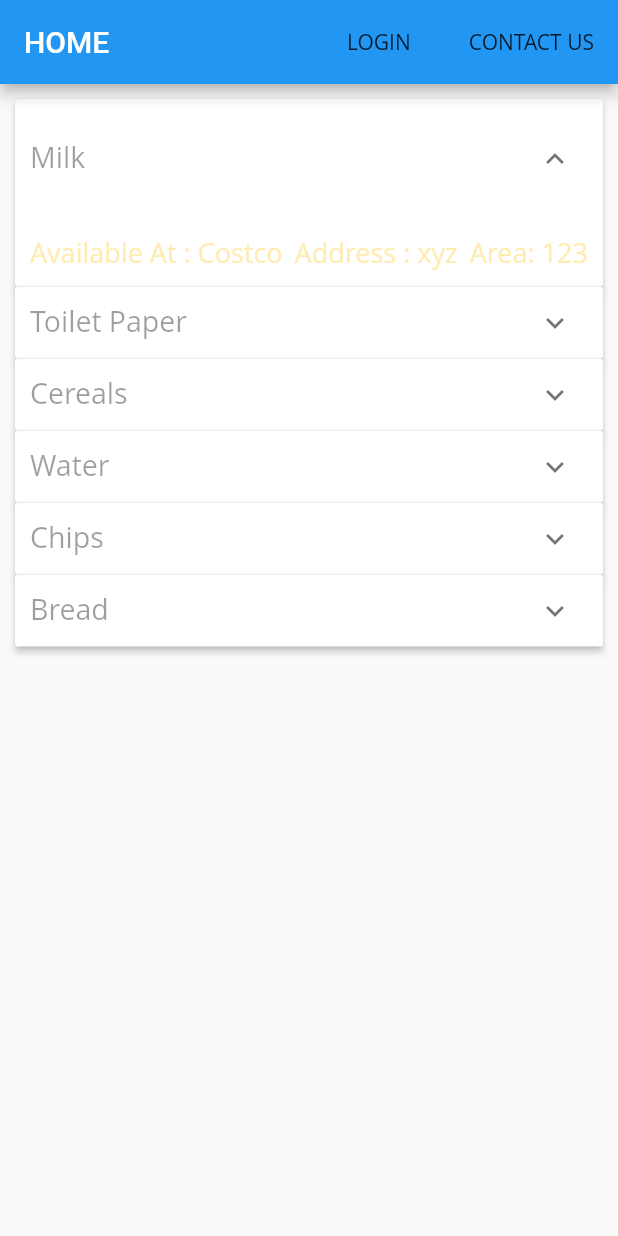
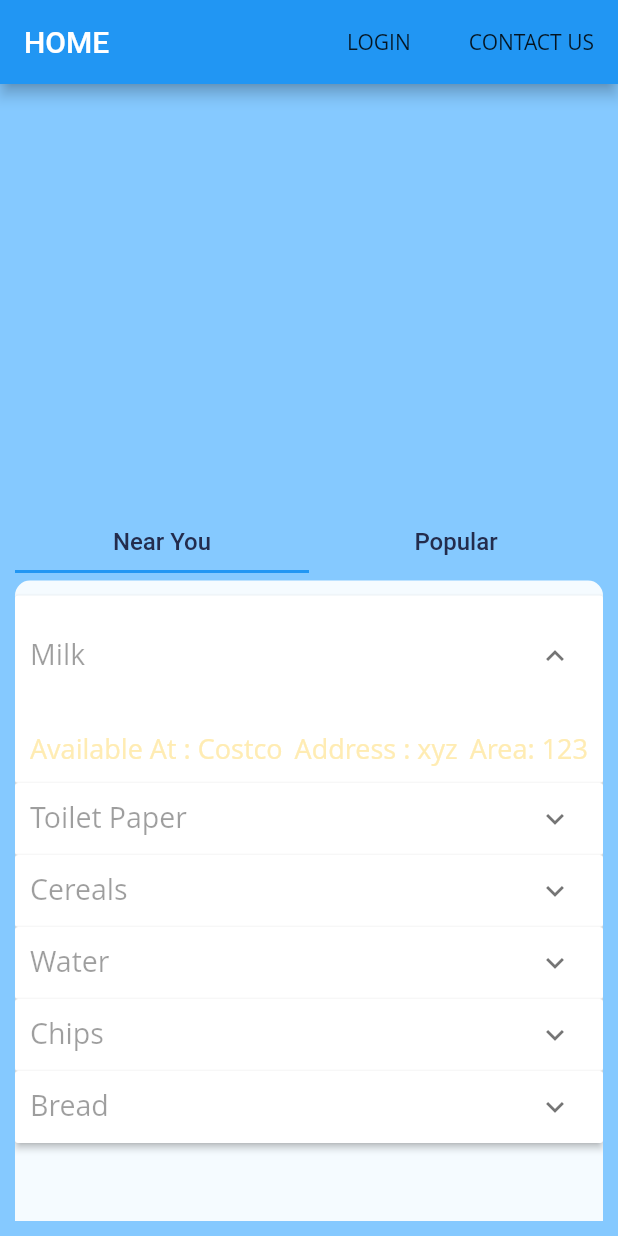
Before and after one commit to Piranova/InStockOutOfStock-ISOS, a Flutter app: the screen it shows after launch, after a tap on the "expand more" icon, on a phone screen of 412 x 824 dp. Run offline on Flutter 3.47's test engine with Material 2 defaults, Android fonts, the light colour scheme and no system bars; missing offline and left inert: underline_indicator; Roboto replaces fonts that are missing (Montserrat, Open Sans).

Commit message:
Created Tabbed structure for issue #8

```diff
--- /dev/null
+++ b/Frontend/lib/custom-widgets/near-you-tab.dart
@@ -0,0 +1,13 @@
+import 'package:flutter/material.dart';
+import 'package:letsfightcovid19/custom-widgets/tab-list-view.dart';
+
+class NearYouTab extends StatelessWidget{
+  @override
+  Widget build(BuildContext context) {
+    return Container(
+      margin: EdgeInsets.only(top: 10.0),
+      child: TabListView()
+    );
+  }
+
+}
--- /dev/null
+++ b/Frontend/lib/custom-widgets/popular-tab.dart
@@ -0,0 +1,13 @@
+import 'package:flutter/material.dart';
+import 'tab-list-view.dart';
+
+class PopularTab extends StatelessWidget{
+  @override
+  Widget build(BuildContext context) {
+    return Container(
+      margin: EdgeInsets.only(top: 10.0),
+      child: TabListView()
+    );
+  }
+
+}
--- /dev/null
+++ b/Frontend/lib/custom-widgets/tab-list-view.dart
@@ -0,0 +1,93 @@
+import 'package:flutter/material.dart';
+import '../models/item-model.dart';
+
+class TabListView extends StatefulWidget{
+  @override
+  State<StatefulWidget> createState() => TabListViewState();
+
+}
+
+class TabListViewState extends State<TabListView>{
+  @override
+  Widget build(BuildContext context) {
+    return buildList();
+  }
+
+  ListView buildList(){
+    return ListView.builder(
+        itemCount: prepareData.length,
+        itemBuilder: (BuildContext context, int index) {
+          return ExpansionPanelList(
+            animationDuration: Duration(seconds: 1),
+            children: [
+              ExpansionPanel(
+                body: Container(
+                    padding: EdgeInsets.all(10),
+                    child: Row(
+                      mainAxisAlignment: MainAxisAlignment.spaceBetween,
+                      children: <Widget>[
+                        Text(
+                          'Available At : ${prepareData[index].availableAt.storeName}',
+                          style: TextStyle(
+                              color: Colors.amber[100], fontSize: 18),
+                        ),
+                        Text(
+                          'Address : ${prepareData[index].availableAt.streetName}',
+                          style: TextStyle(
+                              color: Colors.amber[100], fontSize: 18),
+                        ),
+                        Text(
+                          'Area: ${prepareData[index].availableAt.zipCode}',
+                          style: TextStyle(
+                              color: Colors.amber[100], fontSize: 18),
+                        )
+                      ],
+                    )),
+                headerBuilder: (BuildContext context, bool isExpanded) {
+                  return Container(
+                    padding: EdgeInsets.all(10),
+                    child: Text(prepareData[index].header,
+                        style:
+                        TextStyle(color: Colors.black38, fontSize: 19)),
+                  );
+                },
+                isExpanded: prepareData[index].isExpanded,
+              )
+            ],
+            expansionCallback: (int item, bool status) {
+              setState(() {
+                prepareData[index].isExpanded =
+                !prepareData[index].isExpanded;
+              });
+            },
+          );
+        });
+  }
+
+  List<ItemModel> prepareData = <ItemModel>[
+    ItemModel(
+        header: 'Milk',
+        availableAt:
+        AvailableAt(storeName: 'Costco', streetName: 'xyz', zipCode: '123')),
+    ItemModel(
+        header: 'Toilet Paper',
+        availableAt:
+        AvailableAt(storeName: 'Costco', streetName: 'xyz', zipCode: '123')),
+    ItemModel(
+        header: 'Cereals',
+        availableAt:
+        AvailableAt(storeName: 'Costco', streetName: 'xyz', zipCode: '123')),
+    ItemModel(
+        header: 'Water',
+        availableAt:
+        AvailableAt(storeName: 'Costco', streetName: 'xyz', zipCode: '123')),
+    ItemModel(
+        header: 'Chips',
+        availableAt:
+        AvailableAt(storeName: 'Costco', streetName: 'xyz', zipCode: '123')),
+    ItemModel(
+        header: 'Bread',
+        availableAt:
+        AvailableAt(storeName: 'Costco', streetName: 'xyz', zipCode: '123')),
+  ];
+}
--- /dev/null
+++ b/Frontend/lib/custom-widgets/tab-widget.dart
@@ -0,0 +1,88 @@
+import 'package:flutter/material.dart';
+import 'package:letsfightcovid19/custom-widgets/near-you-tab.dart';
+import 'package:letsfightcovid19/custom-widgets/popular-tab.dart';
+import 'package:underline_indicator/underline_indicator.dart';
+
+
+List<String> tabTitles = ['Near You', 'Popular'];
+
+class TabWidget extends StatefulWidget{
+  @override
+  TabWidgetState createState() => TabWidgetState();
+}
+
+class TabWidgetState extends State<TabWidget> with SingleTickerProviderStateMixin{
+  TabController _controller;
+
+  @override
+  void initState() {
+    super.initState();
+    _controller = TabController(length: 2, vsync: this);
+  }
+
+  @override
+  void dispose() {
+    _controller.dispose();
+    super.dispose();
+  }
+
+  TabBar _getTabBar() {
+    return TabBar(
+      tabs: tabTitles.map((String title){
+        return Container(
+          height: 20.0,
+          child: Text(title),
+          alignment: Alignment.center,
+          margin: EdgeInsets.all(9.0),
+        );
+      }).toList(),
+      controller: _controller,
+      indicator:  UnderlineIndicator(
+          strokeCap: StrokeCap.round,// Set your line endings.
+          borderSide: BorderSide(
+            color: Color(0xFF232C4D),
+            width: 3.2,
+          ),
+          insets: EdgeInsets.only(left: 25.0, right: 25.0, bottom: 5.0)),
+    );
+  }
+
+  Widget _getTabBarView(tabs) {
+    return
+      Expanded(
+            child: Container(
+                margin: EdgeInsets.only(top: 5.0),
+
+                decoration: new BoxDecoration(
+                  color: const Color(0xFFF5FBFF),
+                  borderRadius: new BorderRadius.only(
+                      topLeft:  const  Radius.circular(10.0),
+                      topRight: const  Radius.circular(10.0)
+                  )
+                ),
+                child: TabBarView(
+                children: tabs,
+                controller: _controller,
+                )
+              ),
+            );
+  }
+
+  @override
+  Widget build(BuildContext context) {
+    return Column(
+        children: <Widget>[
+          Container(
+            height: 276
+          ),
+          _getTabBar(),
+          _getTabBarView(
+          [
+            NearYouTab(),
+            PopularTab()
+          ]
+          )
+        ]
+    );
+  }
+}
--- a/Frontend/lib/login-view.dart
+++ b/Frontend/lib/login-view.dart
@@ -1,7 +1,7 @@
 import 'package:flutter/cupertino.dart';
 import 'package:flutter/material.dart';
 import 'router.dart' as router;
-import 'constants.dart' as Constants;
+import 'package:letsfightcovid19/util/constants.dart' as Constants;
 
 class LoginView extends StatefulWidget {
   LoginView({Key key}) : super(key: key);
--- a/Frontend/lib/main.dart
+++ b/Frontend/lib/main.dart
@@ -11,11 +11,20 @@ class LetsFightCorona extends StatelessWidget {
     return  MaterialApp(
       title: 'LetsFightCovid19',
       theme: ThemeData(
-        primarySwatch: Colors.blue,
         textTheme:
-        Theme.of(context).textTheme.apply(fontFamily: 'Open Sans')),
-        onGenerateRoute: router.generateRoute,
+        Theme.of(context).textTheme.apply(fontFamily: 'Open Sans'),
+//        primaryColor: const Color(0xFF232C4D),
+        scaffoldBackgroundColor: const Color(0xFF85C9FF),
+        fontFamily: 'Montserrat',
+        tabBarTheme: TabBarTheme(
+          labelColor: const Color(0xFF232C4D),
+          unselectedLabelColor: const Color(0xFF232C4D),
+          labelStyle: TextStyle(fontSize: 16.0, fontFamily: 'Montserrat', fontFamilyFallback: ['Georgia']),
+          unselectedLabelStyle: TextStyle(fontSize: 16.0, fontFamily: 'Montserrat', fontFamilyFallback: ['Georgia'])
+        ),
+      ),
+      onGenerateRoute: router.generateRoute,
         initialRoute: '/',
-      );
+    );
   }
 }
--- /dev/null
+++ b/Frontend/lib/models/item-model.dart
@@ -0,0 +1,17 @@
+class ItemModel {
+  bool isExpanded;
+  String header;
+  DateTime dateTime;
+  AvailableAt availableAt;
+
+  ItemModel({this.isExpanded:false, this.header, this.availableAt});
+
+}
+
+class AvailableAt {
+  String storeName;
+  String streetName;
+  String zipCode;
+
+  AvailableAt({this.storeName, this.streetName, this.zipCode});
+}
--- /dev/null
+++ b/Frontend/lib/pages/home-view.dart
@@ -0,0 +1,44 @@
+import 'package:flutter/cupertino.dart';
+import 'package:flutter/material.dart';
+import '../router.dart' as router;
+import 'package:letsfightcovid19/util/constants.dart' as Constants;
+import 'package:letsfightcovid19/custom-widgets/tab-widget.dart';
+
+class HomeView extends StatefulWidget {
+  final String isUserLoggedIn;
+  HomeView({Key key, this.isUserLoggedIn}) : super(key: key);
+  _HomeViewState createState() => new _HomeViewState();
+}
+
+class _HomeViewState extends State<HomeView> {
+  @override
+  Widget build(BuildContext context) {
+    var loginStatus;
+    (widget.isUserLoggedIn == null)
+        ? loginStatus = Constants.LOGIN
+        : loginStatus = Constants.LOGOUT;
+    return Scaffold(
+      appBar: AppBar(
+        title: Text(Constants.HOME),
+        actions: <Widget>[
+          FlatButton(
+            child: Text(loginStatus),
+            onPressed: () {
+              Navigator.pushReplacementNamed(this.context, router.LOGIN);
+            },
+          ),
+          FlatButton(
+            child: Text(Constants.CONTACT_US),
+            onPressed: () {
+              Navigator.pushReplacementNamed(this.context, router.LOGIN);
+            },
+          ),
+        ],
+      ),
+      body: Container(
+          padding: EdgeInsets.all(10),
+          child: TabWidget()
+      ),
+    );
+  }
+}
--- a/Frontend/lib/router.dart
+++ b/Frontend/lib/router.dart
@@ -1,8 +1,8 @@
 import 'package:flutter/cupertino.dart';
 import 'package:flutter/material.dart';
-import 'package:letsfightcovid19/home-view.dart';
+import 'package:letsfightcovid19/pages/home-view.dart';
 import 'login-view.dart';
-import 'constants.dart' as Constants;
+import 'package:letsfightcovid19/util/constants.dart' as Constants;
 
 const String HOME = Constants.INITIAL_ROUTE;
 const String LOGIN = Constants.LOGIN;
--- /dev/null
+++ b/Frontend/lib/util/constants.dart
@@ -0,0 +1,7 @@
+library constants;
+
+const LOGIN = 'LOGIN';
+const LOGOUT = 'LOGOUT';
+const HOME = 'HOME';
+const CONTACT_US = 'CONTACT US';
+const INITIAL_ROUTE = '/';
```
